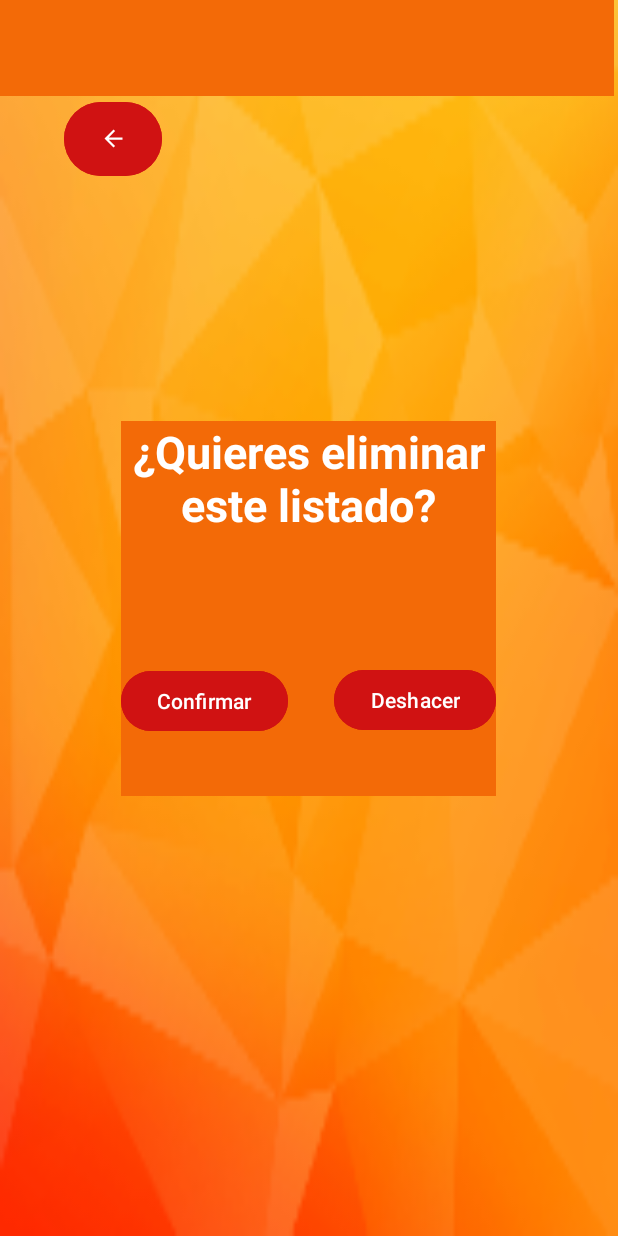
After one commit to PabloCespedesA/Proyecto-de-titulo, an Android app: the activity_confirmacion_eliminar_listado screen opened directly, with no data from a screen before it, on a phone screen of 412 x 824 dp. The commit adds this screen. Run offline under Robolectric (Android 15) with nearby library versions, the phone set to English and light mode, and no system bars.

Commit message:
creacion de vista para confirmar eliminar listado

```diff
--- a/app/src/main/AndroidManifest.xml
+++ b/app/src/main/AndroidManifest.xml
@@ -13,6 +13,9 @@
         android:supportsRtl="true"
         android:theme="@style/Theme.MovilApp1"
         tools:targetApi="31">
+        <activity
+            android:name=".activity_confirmacion_eliminar_listado"
+            android:exported="false" />
         <activity
             android:name=".detalle_listado_compras"
             android:exported="false" />
--- /dev/null
+++ b/app/src/main/java/com/example/movilapp1/activity_confirmacion_eliminar_listado.kt
@@ -0,0 +1,11 @@
+package com.example.movilapp1
+
+import androidx.appcompat.app.AppCompatActivity
+import android.os.Bundle
+
+class activity_confirmacion_eliminar_listado : AppCompatActivity() {
+    override fun onCreate(savedInstanceState: Bundle?) {
+        super.onCreate(savedInstanceState)
+        setContentView(R.layout.activity_confirmacion_eliminar_listado)
+    }
+}
--- /dev/null
+++ b/app/src/main/res/layout/activity_confirmacion_eliminar_listado.xml
@@ -0,0 +1,128 @@
+<?xml version="1.0" encoding="utf-8"?>
+<androidx.constraintlayout.widget.ConstraintLayout xmlns:android="http://schemas.android.com/apk/res/android"
+    xmlns:app="http://schemas.android.com/apk/res-auto"
+    xmlns:tools="http://schemas.android.com/tools"
+    android:layout_width="match_parent"
+    android:layout_height="match_parent"
+    android:background="@mipmap/background_background">
+
+    <androidx.constraintlayout.widget.Guideline
+        android:id="@+id/guideline18"
+        android:layout_width="wrap_content"
+        android:layout_height="wrap_content"
+        android:orientation="vertical"
+        app:layout_constraintGuide_percent="0.1" />
+
+    <androidx.constraintlayout.widget.Guideline
+        android:id="@+id/guideline19"
+        android:layout_width="wrap_content"
+        android:layout_height="wrap_content"
+        android:orientation="horizontal"
+        app:layout_constraintGuide_percent="0.051983584" />
+
+    <androidx.constraintlayout.widget.Guideline
+        android:id="@+id/guideline20"
+        android:layout_width="wrap_content"
+        android:layout_height="wrap_content"
+        android:orientation="horizontal"
+        app:layout_constraintGuide_percent="0.95" />
+
+    <androidx.constraintlayout.widget.Guideline
+        android:id="@+id/guideline21"
+        android:layout_width="wrap_content"
+        android:layout_height="wrap_content"
+        android:orientation="vertical"
+        app:layout_constraintGuide_percent="0.9" />
+
+    <ImageView
+        android:id="@+id/imageView8"
+        android:layout_width="70dp"
+        android:layout_height="62dp"
+        android:layout_marginEnd="168dp"
+        app:layout_constraintEnd_toEndOf="parent"
+        app:layout_constraintStart_toStartOf="@+id/materialToolbar"
+        app:layout_constraintTop_toTopOf="parent"
+        app:srcCompat="@mipmap/logo3" />
+
+    <com.google.android.material.appbar.MaterialToolbar
+        android:id="@+id/materialToolbar6"
+        android:layout_width="409dp"
+        android:layout_height="wrap_content"
+        android:background="@color/orange"
+        android:minHeight="?attr/actionBarSize"
+        android:theme="?attr/actionBarTheme"
+        app:layout_constraintBottom_toTopOf="@+id/guideline7"
+        app:layout_constraintEnd_toEndOf="parent"
+        app:layout_constraintHorizontal_bias="0.0"
+        app:layout_constraintStart_toStartOf="parent"
+        app:layout_constraintTop_toTopOf="parent"
+        app:layout_constraintVertical_bias="0.0" />
+
+    <EditText
+        android:id="@+id/editText"
+        android:layout_width="250dp"
+        android:layout_height="250dp"
+        android:background="@color/orange"
+        android:ems="10"
+        android:gravity="start|top"
+        android:inputType="textMultiLine"
+        android:selectAllOnFocus="false"
+        android:singleLine="false"
+        android:text="@string/confirm_eliminar_listado"
+        android:textAlignment="center"
+        android:textColor="@color/white"
+        android:textSize="30sp"
+        android:textStyle="bold"
+        app:circularflow_defaultRadius="@dimen/cardview_default_radius"
+        app:layout_constraintBottom_toTopOf="@+id/guideline20"
+        app:layout_constraintEnd_toStartOf="@+id/guideline21"
+        app:layout_constraintHorizontal_bias="0.493"
+        app:layout_constraintStart_toStartOf="@+id/guideline18"
+        app:layout_constraintTop_toBottomOf="@+id/imageView8"
+        app:layout_constraintVertical_bias="0.464" />
+
+    <Button
+        android:id="@+id/button5"
+        android:layout_width="65dp"
+        android:layout_height="57dp"
+        android:layout_marginTop="64dp"
+        android:layout_marginEnd="304dp"
+        android:backgroundTint="@color/rojo"
+        android:rotation="0"
+        app:icon="@drawable/vector_flecha"
+        app:iconPadding="8dp"
+        app:layout_constraintBottom_toTopOf="@+id/guideline13"
+        app:layout_constraintEnd_toEndOf="parent"
+        app:layout_constraintHorizontal_bias="0.0"
+        app:layout_constraintStart_toStartOf="@+id/guideline11"
+        app:layout_constraintTop_toTopOf="parent"
+        tools:ignore="TouchTargetSizeCheck,SpeakableTextPresentCheck" />
+
+    <Button
+        android:id="@+id/button6"
+        android:layout_width="wrap_content"
+        android:layout_height="wrap_content"
+        android:backgroundTint="@color/rojo"
+        android:text="@string/btn_deshacer"
+        android:textSize="14sp"
+        app:layout_constraintBottom_toBottomOf="@+id/editText"
+        app:layout_constraintEnd_toEndOf="@+id/editText"
+        app:layout_constraintHorizontal_bias="1.0"
+        app:layout_constraintStart_toStartOf="@+id/editText"
+        app:layout_constraintTop_toTopOf="@+id/editText"
+        app:layout_constraintVertical_bias="0.801" />
+
+    <Button
+        android:id="@+id/button14"
+        android:layout_width="wrap_content"
+        android:layout_height="wrap_content"
+        android:backgroundTint="@color/rojo"
+        android:text="@string/btn_confirmar"
+        android:textSize="14sp"
+        app:layout_constraintBottom_toBottomOf="@+id/editText"
+        app:layout_constraintEnd_toEndOf="@+id/editText"
+        app:layout_constraintHorizontal_bias="0.0"
+        app:layout_constraintStart_toStartOf="@+id/editText"
+        app:layout_constraintTop_toTopOf="@+id/editText"
+        app:layout_constraintVertical_bias="0.806" />
+</androidx.constraintlayout.widget.ConstraintLayout>
--- a/app/src/main/res/values/strings.xml
+++ b/app/src/main/res/values/strings.xml
@@ -28,5 +28,11 @@
     <string name="btn_guardar">Guardar</string>
     <string name="btn_eliminar">Eliminar</string>
 
+    //*Confirmación eliminar listado o producto*//
+    <string name="confirm_eliminar_listado">¿Quieres eliminar este listado?</string>
+    <string name="confirm_eliminar_producto">¿Quieres eliminar este producto?</string>
+    <string name="btn_confirmar">Confirmar</string>
+    <string name="btn_deshacer">Deshacer</string>
+
 
 </resources>
```
